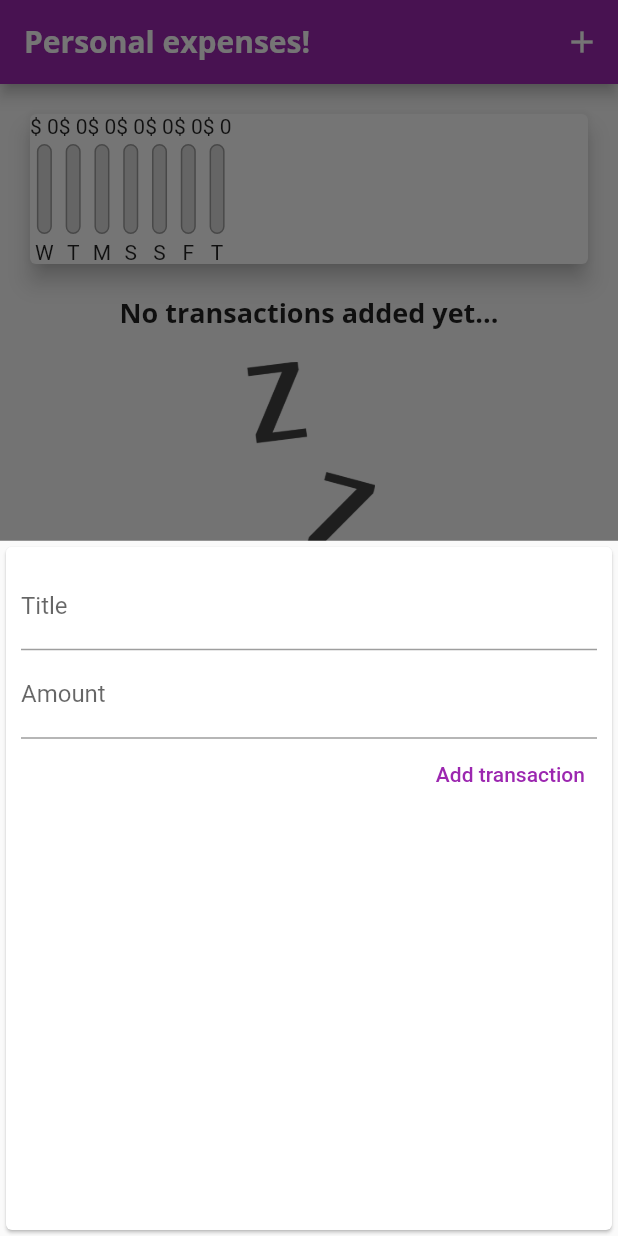
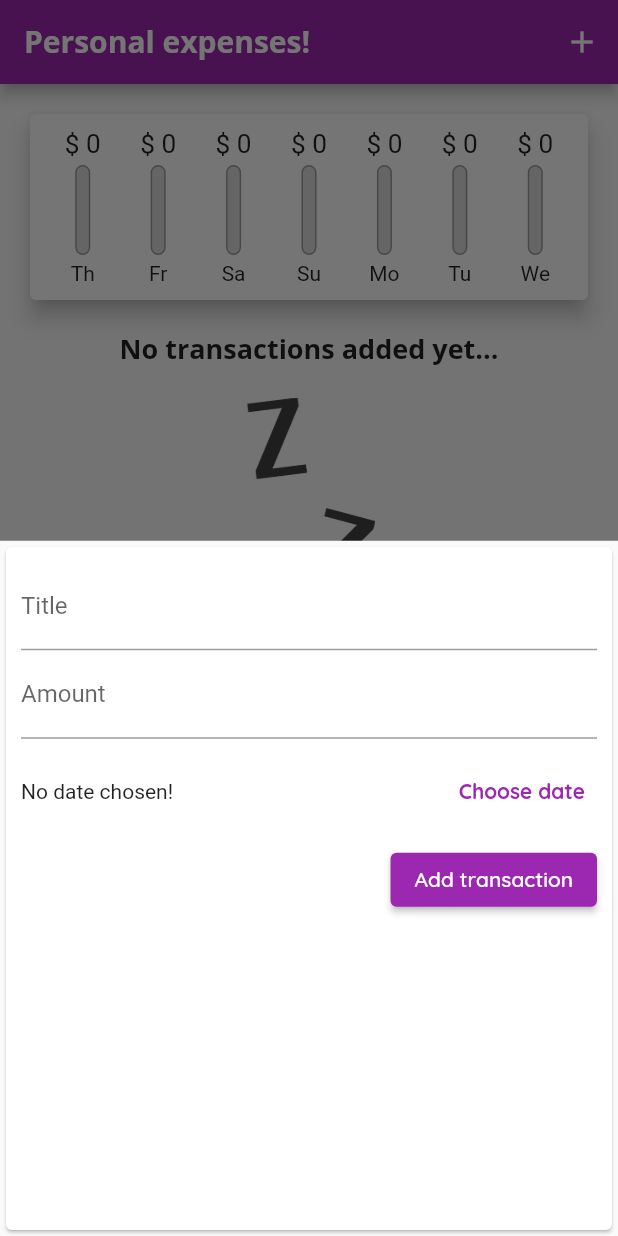
Before and after one commit to filgaia/flutter-showcase, a Flutter app: the screen it shows after launch, after a tap on the "add" icon, on a phone screen of 412 x 824 dp. Run offline on Flutter 3.47's test engine with Material 2 defaults, Android fonts, the phone set to English and light mode, and no system bars.

Commit message:
feature - add date picker

```diff
--- a/personal_expenses/lib/main.dart
+++ b/personal_expenses/lib/main.dart
@@ -11,12 +11,12 @@ class MyApp extends StatelessWidget {
       primarySwatch: Colors.purple,
       fontFamily: 'Quicksand',
       textTheme: ThemeData.light().textTheme.copyWith(
-            headline6: TextStyle(
-              fontFamily: 'OpenSans',
-              fontSize: 18,
-              fontWeight: FontWeight.bold,
-            ),
+          headline6: TextStyle(
+            fontFamily: 'OpenSans',
+            fontSize: 18,
+            fontWeight: FontWeight.bold,
           ),
+          button: TextStyle(color: Colors.white)),
       appBarTheme: AppBarTheme(
         titleTextStyle: TextStyle(
           fontFamily: 'OpenSans',
--- a/personal_expenses/lib/widgets/chart.dart
+++ b/personal_expenses/lib/widgets/chart.dart
@@ -27,11 +27,11 @@ class Chart extends StatelessWidget {
           print(totalSum);
 
           return {
-            'day': DateFormat.E().format(weekDay).substring(0, 1),
+            'day': DateFormat.E().format(weekDay).substring(0, 2),
             'amount': totalSum,
           };
         },
-      );
+      ).reversed.toList();
 
   double get maxSpending => groupTransactionValues.fold(
         0,
@@ -45,17 +45,26 @@ class Chart extends StatelessWidget {
     return Card(
       elevation: 6,
       margin: EdgeInsets.all(20),
+      child: Padding(
+        padding: EdgeInsets.all(10),
         child: Row(
+          mainAxisAlignment: MainAxisAlignment.spaceAround,
           children: groupTransactionValues
               .map(
-              (e) => ChartBar(
+                (e) => Flexible(
+                  fit: FlexFit.tight,
+                  child: ChartBar(
                     e['day'] as String,
                     e['amount'] as double,
-                maxSpending == 0 ? 0 : (e['amount'] as double) / maxSpending,
+                    maxSpending == 0
+                        ? 0
+                        : (e['amount'] as double) / maxSpending,
+                  ),
                 ),
               )
               .toList(),
         ),
+      ),
     );
   }
 }
--- a/personal_expenses/lib/widgets/chart_bar.dart
+++ b/personal_expenses/lib/widgets/chart_bar.dart
@@ -11,7 +11,10 @@ class ChartBar extends StatelessWidget {
   Widget build(BuildContext context) {
     return Column(
       children: [
-        Text('\$ ${amount.toStringAsFixed(0)}'),
+        Container(
+          height: 20,
+          child: FittedBox(child: Text('\$ ${amount.toStringAsFixed(0)}')),
+        ),
         SizedBox(height: 4),
         Container(
           height: 60,
--- a/personal_expenses/lib/widgets/new_transaction.dart
+++ b/personal_expenses/lib/widgets/new_transaction.dart
@@ -1,4 +1,5 @@
 import 'package:flutter/material.dart';
+import 'package:intl/intl.dart';
 
 class NewTransaction extends StatefulWidget {
   // String? titleInput;
@@ -12,13 +13,13 @@ class NewTransaction extends StatefulWidget {
 }
 
 class _NewTransactionState extends State<NewTransaction> {
-  final titleController = TextEditingController();
+  final _titleController = TextEditingController();
+  final _amountController = TextEditingController();
+  DateTime? _selectedDate;
 
-  final amountController = TextEditingController();
-
-  void submitData() {
-    final enteredTitle = titleController.text;
-    final enteredAmount = double.parse(amountController.text);
+  void _submitData() {
+    final enteredTitle = _titleController.text;
+    final enteredAmount = double.parse(_amountController.text);
 
     if (enteredTitle.isEmpty || enteredAmount <= 0) {
       return;
@@ -26,6 +27,21 @@ class _NewTransactionState extends State<NewTransaction> {
 
     widget.addHandler(enteredTitle, enteredAmount);
     Navigator.of(context).pop();
+  }
+
+  void _showDatePicker() {
+    showDatePicker(
+      context: context,
+      initialDate: DateTime.now(),
+      firstDate: DateTime(DateTime.now().year),
+      lastDate: DateTime.now(),
+    ).then((value) {
+      if (value == null) {
+        return;
+      }
+
+      setState(() => _selectedDate = value);
+    });
   }
 
   @override
@@ -38,21 +54,39 @@ class _NewTransactionState extends State<NewTransaction> {
           children: [
             TextField(
               decoration: InputDecoration(labelText: 'Title'),
-              controller: titleController,
+              controller: _titleController,
               // onChanged: (value) => titleInput = value,
-              onSubmitted: (_) => submitData(),
+              onSubmitted: (_) => _submitData(),
             ),
             TextField(
               decoration: InputDecoration(labelText: 'Amount'),
-              controller: amountController,
+              controller: _amountController,
               // onChanged: (value) => amountInput = value,
               keyboardType: TextInputType.number,
-              onSubmitted: (_) => submitData(),
+              onSubmitted: (_) => _submitData(),
             ),
-            TextButton(
-              onPressed: submitData,
+            Container(
+              height: 70,
+              child: Row(
+                children: [
+                  Expanded(
+                    child: Text(_selectedDate == null
+                        ? 'No date chosen!'
+                        : 'Picked date: ${DateFormat.yMd().format(_selectedDate!)}'),
+                  ),
+                  TextButton(
+                    onPressed: _showDatePicker,
+                    child: Text(
+                      'Choose date',
+                      style: TextStyle(fontWeight: FontWeight.bold),
+                    ),
+                  )
+                ],
+              ),
+            ),
+            ElevatedButton(
+              onPressed: _submitData,
               child: Text('Add transaction'),
-              style: TextButton.styleFrom(primary: Colors.purple),
             )
           ],
         ),
```
Also changed, not shown: personal_expenses/lib/widgets/transaction_list.dart (+29 -2 lines). Lines whose indentation alone changed are shown as unchanged.
